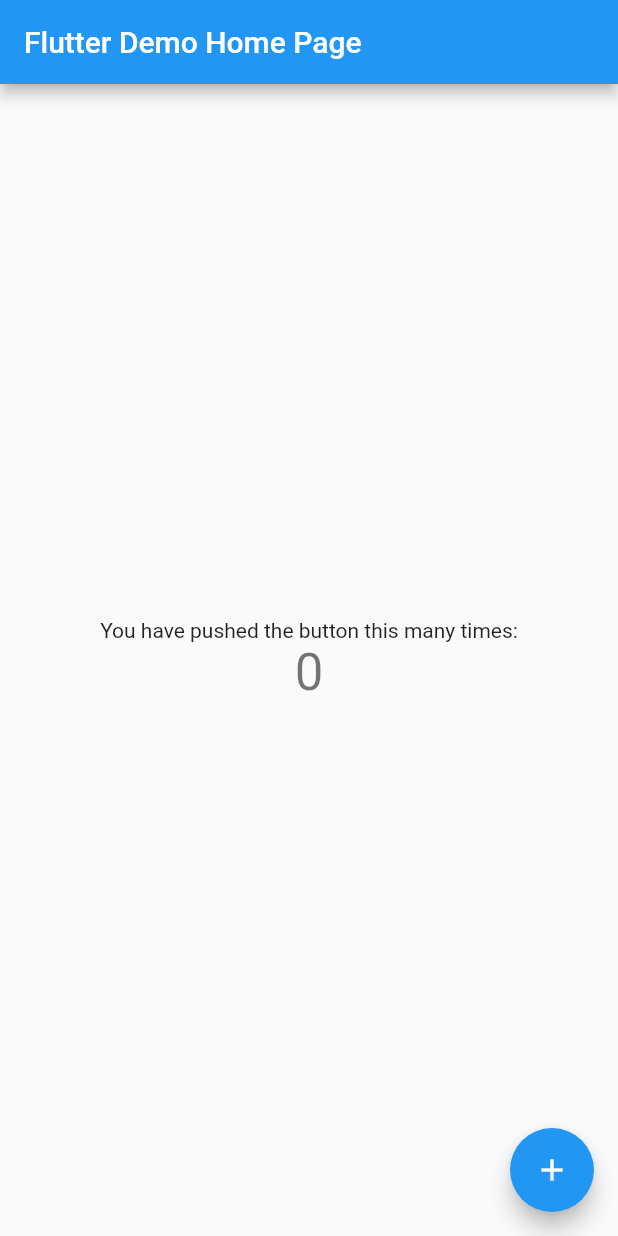
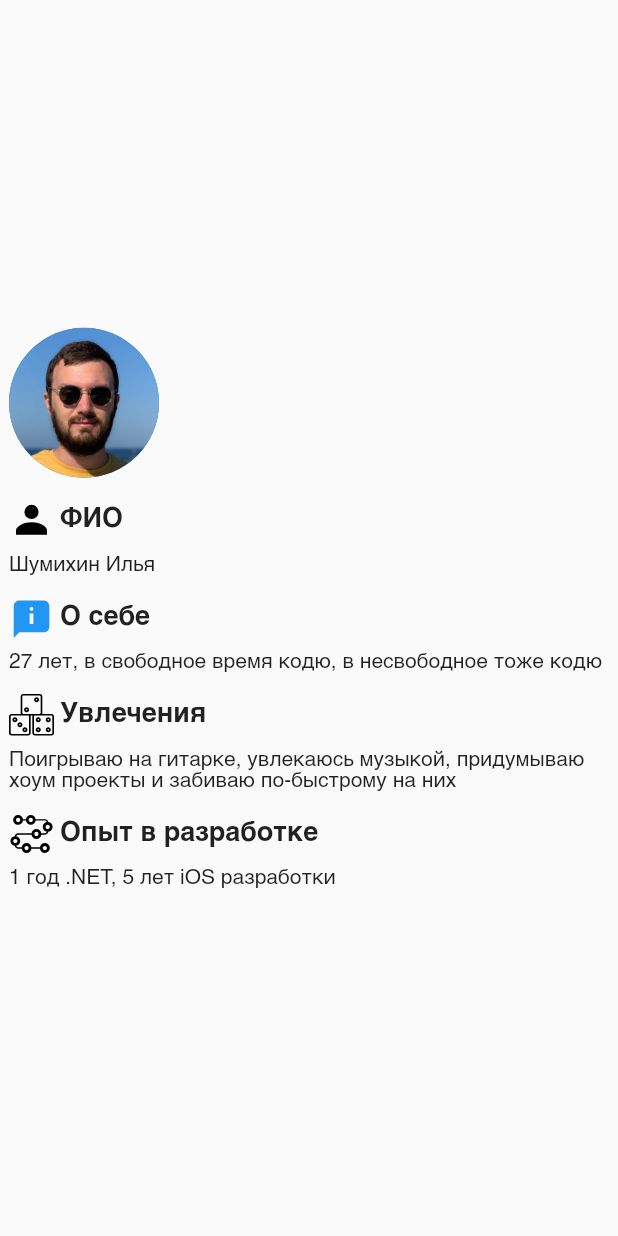
Before and after one commit to kohopik/surf_learn_flutter, a Flutter app: the screen it shows after launch, on a phone screen of 412 x 824 dp. Run offline on Flutter 3.47's test engine with Material 2 defaults, Android fonts, the phone set to English and light mode, and no system bars; our stand-ins replace flutter_svg.

Commit message:
Реализовал задание с ресурсами

```diff
--- a/lib/main.dart
+++ b/lib/main.dart
@@ -1,3 +1,4 @@
+import 'package:flutter_svg/flutter_svg.dart';
 import 'package:flutter/material.dart';
 
 void main() {
@@ -11,9 +12,7 @@ class MyApp extends StatelessWidget {
   Widget build(BuildContext context) {
     return MaterialApp(
       title: 'Flutter Demo',
-      theme: ThemeData(
-        primarySwatch: Colors.blue,
-      ),
+      theme: ThemeData(fontFamily: 'Helvetica'),
       home: const MyHomePage(title: 'Flutter Demo Home Page'),
     );
   }
@@ -29,39 +28,80 @@ class MyHomePage extends StatefulWidget {
 }
 
 class _MyHomePageState extends State<MyHomePage> {
-  int _counter = 0;
-
-  void _incrementCounter() {
-    setState(() {
-      _counter++;
-    });
-  }
-
   @override
   Widget build(BuildContext context) {
     return Scaffold(
-      appBar: AppBar(
-        title: Text(widget.title),
-      ),
-      body: Center(
-        child: Column(
-          mainAxisAlignment: MainAxisAlignment.center,
-          children: <Widget>[
-            const Text(
-              'You have pushed the button this many times:',
-            ),
-            Text(
-              '$_counter',
-              style: Theme.of(context).textTheme.headlineMedium,
-            ),
-          ],
-        ),
-      ),
-      floatingActionButton: FloatingActionButton(
-        onPressed: _incrementCounter,
-        tooltip: 'Increment',
-        child: const Icon(Icons.add),
+      body: Stack(
+        children: [
+          Align(
+              child: Container(
+                  constraints: const BoxConstraints(maxWidth: 400),
+                  alignment: Alignment.center,
+                  child: Column(
+                    mainAxisAlignment: MainAxisAlignment.center,
+                    children: const [
+                      Align(
+                        alignment: Alignment.topLeft,
+                        child: SizedBox(
+                          width: 100,
+                          height: 100,
+                          child: CircleAvatar(
+                              foregroundImage:
+                                  AssetImage('assets/images/avatar.jpg')),
+                        ),
+                      ),
+                      SizedBox(height: 13),
+                      DescriptionWidget(
+                          "ФИО", "Шумихин Илья", "assets/images/person.svg"),
+                      DescriptionWidget(
+                          "О себе",
+                          "27 лет, в свободное время кодю, в несвободное тоже кодю",
+                          "assets/images/about.svg"),
+                      DescriptionWidget(
+                          "Увлечения",
+                          "Поигрываю на гитарке, увлекаюсь музыкой, придумываю хоум проекты и забиваю по-быстрому на них",
+                          "assets/images/hobby.svg"),
+                      DescriptionWidget(
+                          "Опыт в разработке",
+                          "1 год .NET, 5 лет iOS разработки",
+                          "assets/images/experience.svg"),
+                    ],
+                  )))
+        ],
       ),
     );
   }
 }
+
+class DescriptionWidget extends StatelessWidget {
+  final String _title;
+  final String _subtitle;
+  final String _imagePath;
+
+  const DescriptionWidget(this._title, this._subtitle, this._imagePath,
+      {super.key});
+
+  @override
+  Widget build(BuildContext context) {
+    return Column(
+      mainAxisAlignment: MainAxisAlignment.center,
+      children: [
+        Row(mainAxisAlignment: MainAxisAlignment.start, children: [
+          SizedBox(width: 30, height: 30, child: SvgPicture.asset(_imagePath)),
+          const SizedBox(width: 4),
+          Text(
+            _title,
+            style: const TextStyle(fontWeight: FontWeight.bold, fontSize: 18.0),
+          ),
+        ]),
+        const SizedBox(height: 8),
+        Align(
+            alignment: Alignment.topLeft,
+            child: Text(_subtitle,
+                style: const TextStyle(
+                    fontWeight: FontWeight.normal, fontSize: 14.0))),
+        const SizedBox(height: 13)
+      ],
+    );
+  }
+}
```
Also changed, not shown: pubspec.yaml (+15 -0 lines), assets/fonts/Fuggles-Regular.ttf (added), assets/fonts/helvetica-bold.ttf (added), assets/fonts/helvetica-normal.ttf (added), assets/images/about.svg (added), assets/images/avatar.jpg (added), assets/images/experience.svg (added), assets/images/hobby.svg (added), assets/images/person.svg (added), pubspec.lock.
